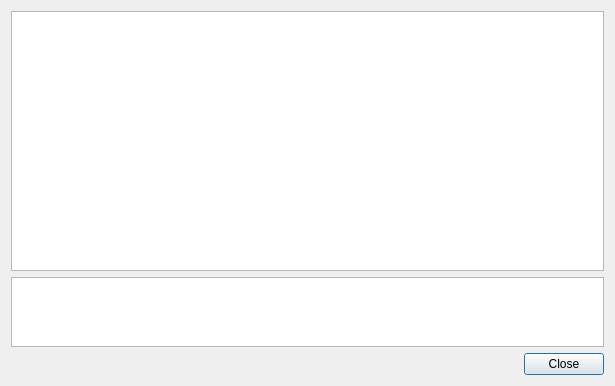
Above: Core/XQEOutput.ui from antis81/XQueryEvaluator before the change. Below: the same form after it.
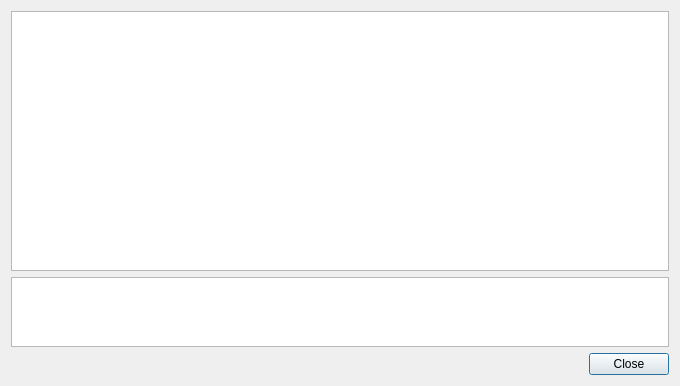
That is the form after the change.

Commit message: dont´t render html in output to speed up evaluation of large queries

```diff
--- a/Core/XQEOutput.ui
+++ b/Core/XQEOutput.ui
@@ -6,7 +6,7 @@
    <rect>
     <x>0</x>
     <y>0</y>
-    <width>615</width>
+    <width>680</width>
     <height>386</height>
    </rect>
   </property>
@@ -17,7 +17,7 @@
    <item row="0" column="0" colspan="2">
     <layout class="QVBoxLayout" name="verticalLayout">
      <item>
-      <widget class="QTextEdit" name="textOutput">
+      <widget class="QPlainTextEdit" name="textOutput">
        <property name="sizePolicy">
         <sizepolicy hsizetype="Expanding" vsizetype="Expanding">
          <horstretch>0</horstretch>
@@ -37,6 +37,9 @@
          <verstretch>1</verstretch>
         </sizepolicy>
        </property>
+       <property name="readOnly">
+        <bool>true</bool>
+       </property>
       </widget>
      </item>
     </layout>
```
The commit also changes 2 other files.
